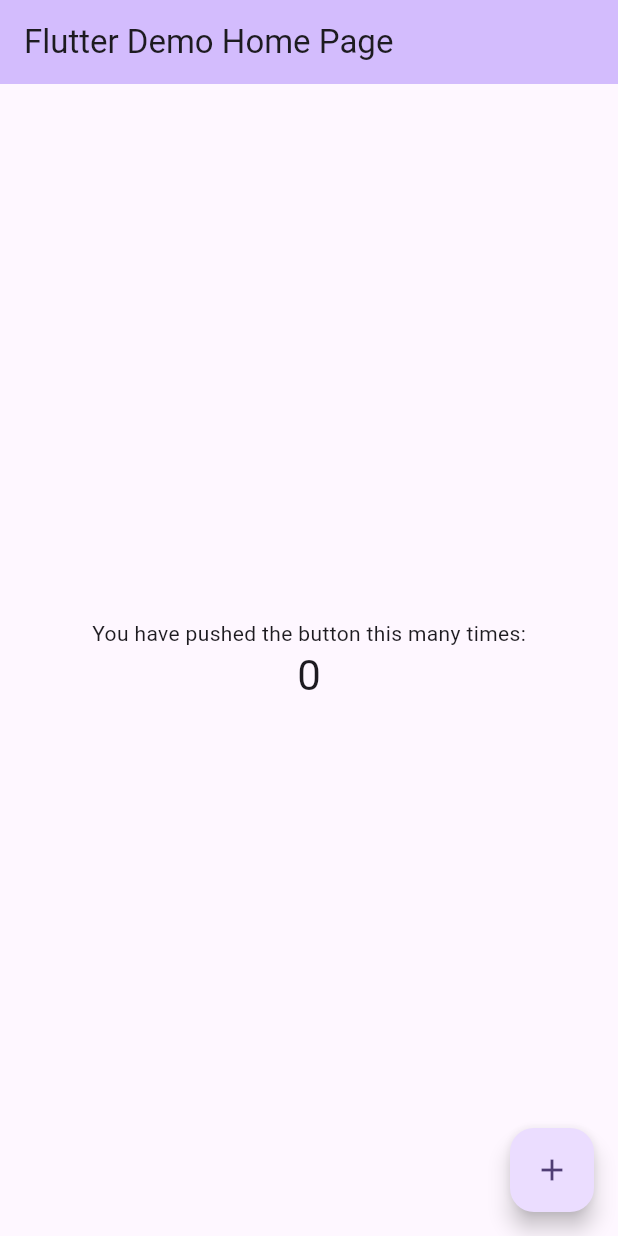
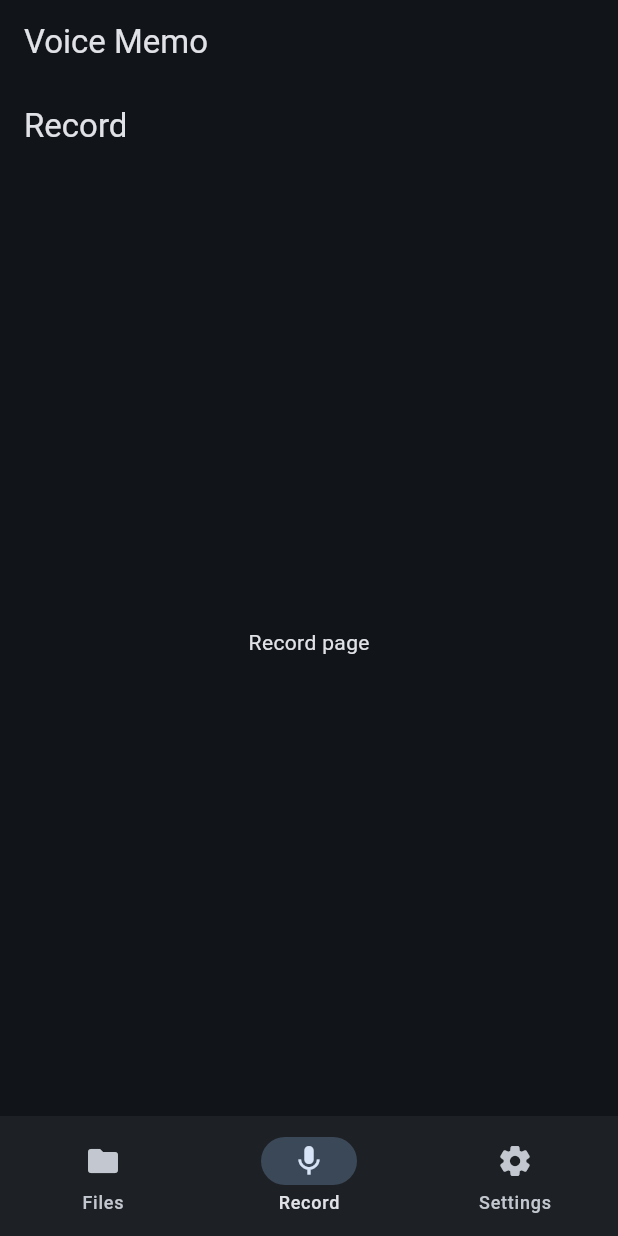
Before and after one commit to leo-usa/voice_memo, a Flutter app: the screen it shows after launch, on a phone screen of 412 x 824 dp. Run offline on Flutter 3.47's test engine with Material 2 defaults, Android fonts, the phone set to English and light mode, and no system bars.

Commit message:
navigaatio eri sivujen välillä toimii

```diff
--- a/lib/main.dart
+++ b/lib/main.dart
@@ -1,4 +1,7 @@
 import 'package:flutter/material.dart';
+import 'files.dart'; // Import Files-view
+import 'record.dart'; // Import Record-view
+import 'settings.dart'; // Import Settings-view
 
 void main() {
   runApp(const MyApp());
@@ -13,25 +16,13 @@ class MyApp extends StatelessWidget {
     return MaterialApp(
       title: 'Flutter Demo',
       theme: ThemeData(
-        // This is the theme of your application.
-        //
-        // TRY THIS: Try running your application with "flutter run". You'll see
-        // the application has a blue toolbar. Then, without quitting the app,
-        // try changing the seedColor in the colorScheme below to Colors.green
-        // and then invoke "hot reload" (save your changes or press the "hot
-        // reload" button in a Flutter-supported IDE, or press "r" if you used
-        // the command line to start the app).
-        //
-        // Notice that the counter didn't reset back to zero; the application
-        // state is not lost during the reload. To reset the state, use hot
-        // restart instead.
-        //
-        // This works for code too, not just values: Most code changes can be
-        // tested with just a hot reload.
-        colorScheme: ColorScheme.fromSeed(seedColor: Colors.deepPurple),
+        colorScheme: ColorScheme.fromSeed(
+          seedColor: Colors.blue,
+          brightness: Brightness.dark,
+        ),
         useMaterial3: true,
       ),
-      home: const MyHomePage(title: 'Flutter Demo Home Page'),
+      home: const MyHomePage(title: 'Voice Memo'),
     );
   }
 }
@@ -55,71 +46,44 @@ class MyHomePage extends StatefulWidget {
 }
 
 class _MyHomePageState extends State<MyHomePage> {
-  int _counter = 0;
-
-  void _incrementCounter() {
-    setState(() {
-      // This call to setState tells the Flutter framework that something has
-      // changed in this State, which causes it to rerun the build method below
-      // so that the display can reflect the updated values. If we changed
-      // _counter without calling setState(), then the build method would not be
-      // called again, and so nothing would appear to happen.
-      _counter++;
-    });
-  }
+  int currentPageIndex = 1;
 
   @override
   Widget build(BuildContext context) {
-    // This method is rerun every time setState is called, for instance as done
-    // by the _incrementCounter method above.
-    //
-    // The Flutter framework has been optimized to make rerunning build methods
-    // fast, so that you can just rebuild anything that needs updating rather
-    // than having to individually change instances of widgets.
     return Scaffold(
       appBar: AppBar(
-        // TRY THIS: Try changing the color here to a specific color (to
-        // Colors.amber, perhaps?) and trigger a hot reload to see the AppBar
-        // change color while the other colors stay the same.
-        backgroundColor: Theme.of(context).colorScheme.inversePrimary,
-        // Here we take the value from the MyHomePage object that was created by
-        // the App.build method, and use it to set our appbar title.
         title: Text(widget.title),
       ),
-      body: Center(
-        // Center is a layout widget. It takes a single child and positions it
-        // in the middle of the parent.
-        child: Column(
-          // Column is also a layout widget. It takes a list of children and
-          // arranges them vertically. By default, it sizes itself to fit its
-          // children horizontally, and tries to be as tall as its parent.
-          //
-          // Column has various properties to control how it sizes itself and
-          // how it positions its children. Here we use mainAxisAlignment to
-          // center the children vertically; the main axis here is the vertical
-          // axis because Columns are vertical (the cross axis would be
-          // horizontal).
-          //
-          // TRY THIS: Invoke "debug painting" (choose the "Toggle Debug Paint"
-          // action in the IDE, or press "p" in the console), to see the
-          // wireframe for each widget.
-          mainAxisAlignment: MainAxisAlignment.center,
-          children: <Widget>[
-            const Text(
-              'You have pushed the button this many times:',
-            ),
-            Text(
-              '$_counter',
-              style: Theme.of(context).textTheme.headlineMedium,
-            ),
-          ],
-        ),
+      // NavigationBar
+      bottomNavigationBar: NavigationBar(
+        animationDuration: const Duration(milliseconds: 1000),
+        destinations: const <Widget>[
+          NavigationDestination(
+            icon: Icon(Icons.folder),
+            label: 'Files',
+          ),
+          NavigationDestination(
+            icon: Icon(Icons.mic),
+            label: 'Record',
+          ),
+          NavigationDestination(
+            icon: Icon(Icons.settings_rounded),
+            label: 'Settings',
+          ),
+        ],
+        onDestinationSelected: (int index) {
+          setState(() {
+            currentPageIndex = index;
+          });
+        },
+        selectedIndex: currentPageIndex,
       ),
-      floatingActionButton: FloatingActionButton(
-        onPressed: _incrementCounter,
-        tooltip: 'Increment',
-        child: const Icon(Icons.add),
-      ), // This trailing comma makes auto-formatting nicer for build methods.
+
+      body: <Widget>[
+        const FilesPage(),
+        const RecordPage(),
+        const SettingsPage(),
+      ][currentPageIndex],
     );
   }
 }
--- /dev/null
+++ b/lib/record.dart
@@ -0,0 +1,16 @@
+import 'package:flutter/material.dart';
+
+class RecordPage extends StatelessWidget {
+  const RecordPage({super.key});
+  @override
+  Widget build(BuildContext context) {
+    return Scaffold(
+      appBar: AppBar(
+        title: const Text('Record'),
+      ),
+      body: const Center(
+        child: Text('Record page'),
+      ),
+    );
+  }
+}
```
Also changed, not shown: lib/files.dart (added, +16 -0 lines), lib/settings.dart (added, +16 -0 lines).
